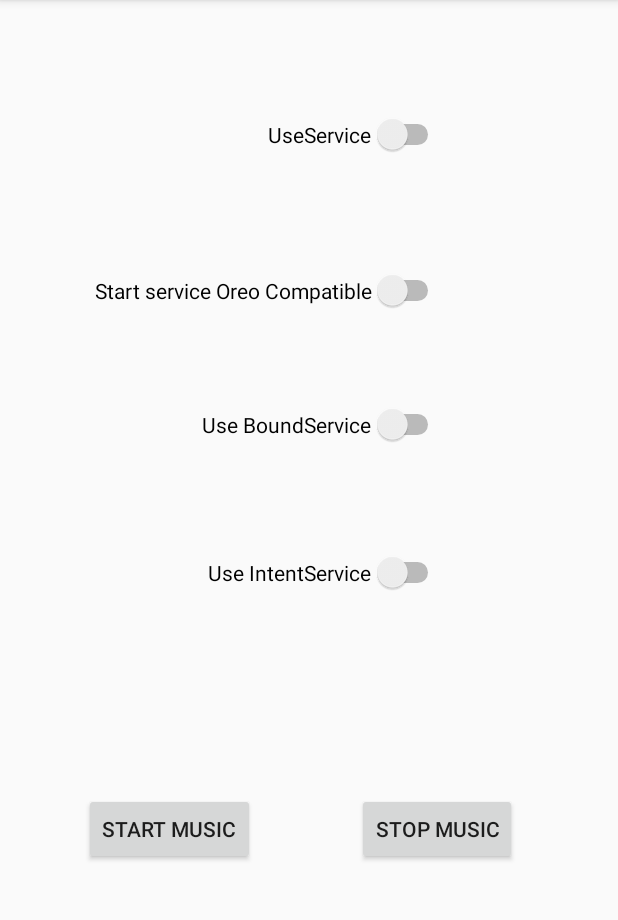
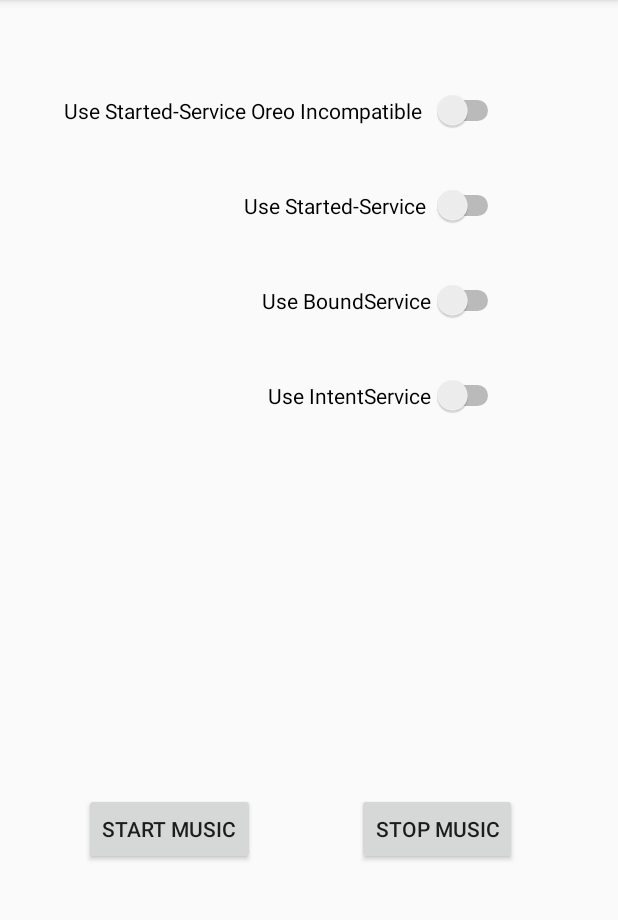
Before and after one commit to MartinGaiser/ServicesDemoMobileAppsDevelopment, an Android app: the screen it shows after launch (MainActivity), on a phone screen of 412 x 824 dp, the part 84-1004 px from its top. Run offline under Robolectric (Android 15) with nearby library versions, the phone set to English and light mode, and no system bars.

Commit message:
fixed layout and naming of services.

```diff
--- a/app/src/main/java/de/t_online/martin_gaiser/servicedemo/MainActivity.java
+++ b/app/src/main/java/de/t_online/martin_gaiser/servicedemo/MainActivity.java
@@ -47,7 +47,7 @@ public class MainActivity extends AppCompatActivity {
         @Override
         public void onServiceConnected(ComponentName componentName, IBinder iBinder) {
             boundService = ((ServiceDemoBound.ServiceBinder) iBinder).getService();
-            Toast.makeText(MainActivity.this,boundService.callTheService(),Toast.LENGTH_SHORT).show();
+            Toast.makeText(MainActivity.this, boundService.callTheService(), Toast.LENGTH_SHORT).show();
         }
 
         //Stuff to do when the Service disconnects
@@ -190,11 +190,11 @@ public class MainActivity extends AppCompatActivity {
                     startTheService(intent);
                 } else if (useBoundService) {
                     intent = new Intent(MainActivity.this, ServiceDemoBound.class);
-                        bindService(intent,serviceConnection, Context.BIND_AUTO_CREATE);
-                    } else if(useService){
+                    bindService(intent, serviceConnection, Context.BIND_AUTO_CREATE);
+                } else if (useService) {
                     intent = new Intent(MainActivity.this, ServiceDemo.class);
                     startTheService(intent);
-                    }else {
+                } else {
                     if (mediaPlayer == null) {
                         mediaPlayer = MediaPlayer.create(MainActivity.this, R.raw.music);
                         mediaPlayer.setLooping(true);
@@ -202,7 +202,7 @@ public class MainActivity extends AppCompatActivity {
                     }
                     mediaPlayer.start();
                     //Show Toast depending of the start Method.
-                        Toast.makeText(MainActivity.this,"MediaPlayer started!", Toast.LENGTH_SHORT).show();
+                    Toast.makeText(MainActivity.this, "MediaPlayer started!", Toast.LENGTH_SHORT).show();
                 }
 
                 //Start as ForegroundService if Android O or greater.
@@ -211,13 +211,11 @@ public class MainActivity extends AppCompatActivity {
         });
     }
 
-    private void startTheService(Intent intent){
-        if(intent != null) {
+    private void startTheService(Intent intent) {
         if (Build.VERSION.SDK_INT >= Build.VERSION_CODES.O) {
             startForegroundService(intent);
         } else {
             startService(intent);
-            }
         }
     }
 
@@ -234,15 +232,15 @@ public class MainActivity extends AppCompatActivity {
                 if (useIntentService) {
                     Intent intent = new Intent(MainActivity.this, ServiceDemoIntent.class);
                     stopService(intent);
-                    }else if (useOreoService) {
+                } else if (useOreoService) {
                     Intent intent = new Intent(MainActivity.this, ServiceDemoOreo.class);
                     stopService(intent);
-                    }else if (useBoundService) {
+                } else if (useBoundService) {
                     unbindService(serviceConnection);
-                    }else if(useService){
+                } else if (useService) {
                     Intent intent = new Intent(MainActivity.this, ServiceDemo.class);
                     stopService(intent);
-                    }else{
+                } else {
 
                     //Stop and release the MediaPlayer if one was running.
                     if (mediaPlayer != null) {
@@ -250,17 +248,17 @@ public class MainActivity extends AppCompatActivity {
                         mediaPlayer.release();
                         mediaPlayer = null;
                     }
-                        Toast.makeText(MainActivity.this, "MediaPlayer Stopped",Toast.LENGTH_SHORT).show();
+                    Toast.makeText(MainActivity.this, "MediaPlayer Stopped", Toast.LENGTH_SHORT).show();
                 }
 
 
                 //Re-Enable the Switches.
-                if(!useService && !useOreoService && !useBoundService && !useIntentService){
+                if (!useService && !useOreoService && !useBoundService && !useIntentService) {
                     serviceSwitch.setEnabled(true);
                     serviceWithOreoSwitch.setEnabled(true);
                     boundServiceSwitch.setEnabled(true);
                     intentServiceSwitch.setEnabled(true);
-                }else {
+                } else {
                     serviceSwitch.setEnabled(useService);
                     serviceWithOreoSwitch.setEnabled(useOreoService);
                     boundServiceSwitch.setEnabled(useBoundService);
--- a/app/src/main/res/layout/activity_main.xml
+++ b/app/src/main/res/layout/activity_main.xml
@@ -36,56 +36,45 @@
 
     <Switch
         android:id="@+id/startOreoService"
-        android:layout_width="0dp"
-        android:layout_height="wrap_content"
-        android:layout_marginBottom="8dp"
-        android:layout_marginEnd="116dp"
-        android:layout_marginTop="8dp"
+        android:layout_width="173dp"
+        android:layout_height="27dp"
+        android:layout_marginEnd="76dp"
+        android:layout_marginTop="36dp"
         android:checked="false"
-        android:text="@string/startOreo"
-        app:layout_constraintBottom_toBottomOf="parent"
+        android:text="@string/useOreo"
         app:layout_constraintEnd_toEndOf="parent"
-        app:layout_constraintTop_toTopOf="parent"
-        app:layout_constraintVertical_bias="0.237" />
+        app:layout_constraintTop_toBottomOf="@+id/useService" />
 
     <Switch
         android:id="@+id/useIntent"
         android:layout_width="wrap_content"
         android:layout_height="wrap_content"
-        android:layout_marginEnd="116dp"
-        android:layout_marginTop="8dp"
+        android:layout_marginEnd="76dp"
+        android:layout_marginTop="36dp"
         android:checked="false"
         android:text="@string/useIntent"
-        app:layout_constraintBottom_toBottomOf="parent"
         app:layout_constraintEnd_toEndOf="parent"
-        app:layout_constraintTop_toTopOf="parent"
-        app:layout_constraintVertical_bias="0.491" />
+        app:layout_constraintTop_toBottomOf="@+id/useBound" />
 
     <Switch
         android:id="@+id/useService"
-        android:layout_width="wrap_content"
+        android:layout_width="293dp"
         android:layout_height="wrap_content"
-        android:layout_marginBottom="8dp"
-        android:layout_marginEnd="116dp"
-        android:layout_marginTop="8dp"
+        android:layout_marginEnd="76dp"
+        android:layout_marginTop="60dp"
         android:checked="false"
-        android:text="UseService"
-        app:layout_constraintBottom_toBottomOf="parent"
+        android:text="@string/useService"
         app:layout_constraintEnd_toEndOf="parent"
-        app:layout_constraintTop_toTopOf="parent"
-        app:layout_constraintVertical_bias="0.094" />
+        app:layout_constraintTop_toTopOf="parent" />
 
     <Switch
         android:id="@+id/useBound"
         android:layout_width="wrap_content"
         android:layout_height="wrap_content"
-        android:layout_marginBottom="8dp"
-        android:layout_marginEnd="116dp"
-        android:layout_marginTop="8dp"
+        android:layout_marginEnd="76dp"
+        android:layout_marginTop="36dp"
         android:text="@string/useBound"
-        app:layout_constraintBottom_toBottomOf="parent"
         app:layout_constraintEnd_toEndOf="parent"
-        app:layout_constraintTop_toTopOf="parent"
-        app:layout_constraintVertical_bias="0.361" />
+        app:layout_constraintTop_toBottomOf="@+id/startOreoService" />
 
 </android.support.constraint.ConstraintLayout>
--- a/app/src/main/res/values/strings.xml
+++ b/app/src/main/res/values/strings.xml
@@ -2,8 +2,9 @@
     <string name="app_name">ServiceDemo</string>
     <string name="startMusic">Start Music</string>
     <string name="stopMusic">Stop Music</string>
-    <string name="startOreo">Start service Oreo Compatible</string>
-    <string name="useService">Use Service</string>
+    <string name="useOreo">Use Started-Service</string>
+    <string name="useService">Use Started-Service
+        Oreo Incompatible</string>
     <string name="useIntent">Use IntentService </string>
     <string name="useBound">Use BoundService</string>
     <string name="NotificationChannelID">ServiceDemoChannel</string>
```
Lines whose indentation alone changed are shown as unchanged.
